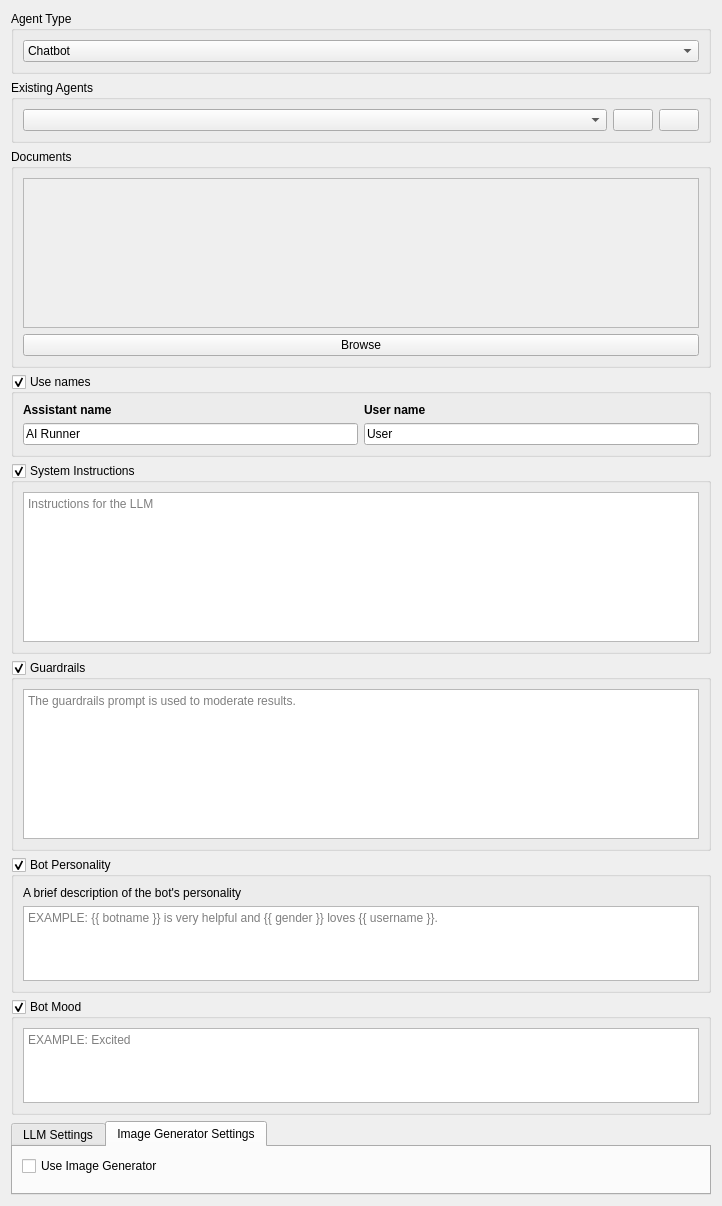
This is src/airunner/widgets/llm/templates/bot_preferences.ui in Capsize-Games/airunner as Qt 5 draws it before an edit. The edited form follows.
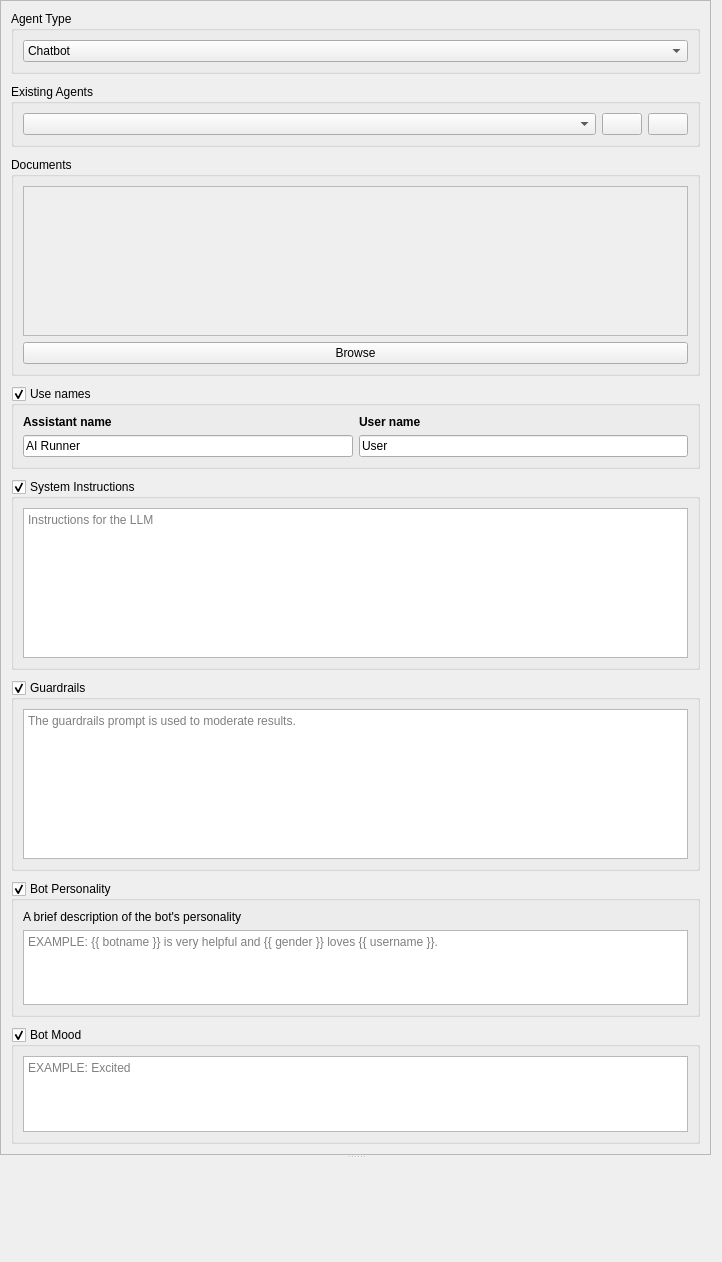
This is the edited form. The open tabs and pages were chosen to show the change. Icons and pictures are not drawn. Custom widgets are drawn as their Qt base class.

The edit to the form file:
```diff
--- a/src/airunner/widgets/llm/templates/bot_preferences.ui
+++ b/src/airunner/widgets/llm/templates/bot_preferences.ui
@@ -7,126 +7,77 @@
     <x>0</x>
     <y>0</y>
     <width>722</width>
-    <height>1182</height>
+    <height>1262</height>
    </rect>
   </property>
   <property name="windowTitle">
    <string>Form</string>
   </property>
+  <layout class="QGridLayout" name="gridLayout_4">
+   <property name="leftMargin">
+    <number>0</number>
+   </property>
+   <property name="topMargin">
+    <number>0</number>
+   </property>
+   <property name="bottomMargin">
+    <number>0</number>
+   </property>
+   <property name="spacing">
+    <number>0</number>
+   </property>
+   <item row="0" column="0">
+    <widget class="QSplitter" name="splitter">
+     <property name="orientation">
+      <enum>Qt::Orientation::Vertical</enum>
+     </property>
+     <widget class="QScrollArea" name="scrollArea">
+      <property name="widgetResizable">
+       <bool>true</bool>
+      </property>
+      <widget class="QWidget" name="scrollAreaWidgetContents_2">
+       <property name="geometry">
+        <rect>
+         <x>0</x>
+         <y>0</y>
+         <width>697</width>
+         <height>1196</height>
+        </rect>
+       </property>
   <layout class="QGridLayout" name="gridLayout">
-   <item row="8" column="0">
-    <widget class="QWidget" name="widget_3" native="true">
-     <layout class="QGridLayout" name="gridLayout_7">
       <property name="leftMargin">
-       <number>0</number>
+         <number>10</number>
       </property>
       <property name="topMargin">
-       <number>0</number>
+         <number>10</number>
       </property>
       <property name="rightMargin">
-       <number>0</number>
+         <number>10</number>
       </property>
       <property name="bottomMargin">
-       <number>0</number>
-      </property>
-      <item row="2" column="0">
-       <widget class="QGroupBox" name="personality_groupbox">
-        <property name="title">
-         <string>Bot Personality</string>
+         <number>10</number>
+        </property>
+        <property name="verticalSpacing">
+         <number>10</number>
         </property>
-        <property name="checkable">
-         <bool>true</bool>
-        </property>
-        <layout class="QGridLayout" name="gridLayout_5">
-         <item row="1" column="0">
-          <widget class="QPlainTextEdit" name="bot_personality">
-           <property name="sizePolicy">
-            <sizepolicy hsizetype="Expanding" vsizetype="MinimumExpanding">
-             <horstretch>0</horstretch>
-             <verstretch>0</verstretch>
-            </sizepolicy>
-           </property>
-           <property name="minimumSize">
-            <size>
-             <width>0</width>
-             <height>75</height>
-            </size>
-           </property>
-           <property name="placeholderText">
-            <string>EXAMPLE: {{ botname }} is very helpful and {{ gender }} loves {{ username }}.</string>
-           </property>
-          </widget>
-         </item>
          <item row="0" column="0">
-          <widget class="QLabel" name="label_2">
-           <property name="text">
-            <string>A brief description of the bot's personality</string>
-           </property>
-          </widget>
-         </item>
-        </layout>
-       </widget>
-      </item>
-      <item row="3" column="0">
-       <widget class="QGroupBox" name="mood_groupbox">
+         <widget class="QGroupBox" name="groupBox_2">
         <property name="title">
-         <string>Bot Mood</string>
-        </property>
-        <property name="checkable">
-         <bool>true</bool>
-        </property>
-        <layout class="QGridLayout" name="gridLayout_2">
+           <string>Agent Type</string>
+          </property>
+          <layout class="QGridLayout" name="gridLayout_8">
          <item row="0" column="0">
-          <widget class="QPlainTextEdit" name="bot_mood">
-           <property name="sizePolicy">
-            <sizepolicy hsizetype="Expanding" vsizetype="MinimumExpanding">
-             <horstretch>0</horstretch>
-             <verstretch>0</verstretch>
-            </sizepolicy>
-           </property>
-           <property name="minimumSize">
-            <size>
-             <width>0</width>
-             <height>75</height>
-            </size>
-           </property>
-           <property name="placeholderText">
-            <string>EXAMPLE: Excited</string>
-           </property>
-          </widget>
-         </item>
-        </layout>
-       </widget>
-      </item>
-     </layout>
-    </widget>
-   </item>
-   <item row="4" column="0">
-    <widget class="QGroupBox" name="system_instructions_groupbox">
-     <property name="title">
-      <string>System Instructions</string>
-     </property>
-     <property name="checkable">
-      <bool>true</bool>
-     </property>
-     <layout class="QVBoxLayout" name="verticalLayout_3">
+            <widget class="QComboBox" name="comboBox">
+             <item>
+              <property name="text">
+               <string>Chatbot</string>
+              </property>
+             </item>
       <item>
-       <widget class="QPlainTextEdit" name="system_instructions">
-        <property name="sizePolicy">
-         <sizepolicy hsizetype="Expanding" vsizetype="MinimumExpanding">
-          <horstretch>0</horstretch>
-          <verstretch>0</verstretch>
-         </sizepolicy>
-        </property>
-        <property name="minimumSize">
-         <size>
-          <width>0</width>
-          <height>150</height>
-         </size>
-        </property>
-        <property name="placeholderText">
-         <string>Instructions for the LLM</string>
-        </property>
+              <property name="text">
+               <string>Tool</string>
+              </property>
+             </item>
        </widget>
       </item>
      </layout>
@@ -182,94 +133,6 @@
      </layout>
     </widget>
    </item>
-   <item row="5" column="0">
-    <widget class="QGroupBox" name="guardrails_groupbox">
-     <property name="title">
-      <string>Guardrails</string>
-     </property>
-     <property name="checkable">
-      <bool>true</bool>
-     </property>
-     <layout class="QVBoxLayout" name="verticalLayout_2">
-      <item>
-       <widget class="QPlainTextEdit" name="guardrails_prompt">
-        <property name="sizePolicy">
-         <sizepolicy hsizetype="Expanding" vsizetype="MinimumExpanding">
-          <horstretch>0</horstretch>
-          <verstretch>0</verstretch>
-         </sizepolicy>
-        </property>
-        <property name="minimumSize">
-         <size>
-          <width>0</width>
-          <height>150</height>
-         </size>
-        </property>
-        <property name="placeholderText">
-         <string>The guardrails prompt is used to moderate results.</string>
-        </property>
-       </widget>
-      </item>
-     </layout>
-    </widget>
-   </item>
-   <item row="12" column="0">
-    <widget class="QTabWidget" name="tabWidget">
-     <property name="currentIndex">
-      <number>0</number>
-     </property>
-     <widget class="QWidget" name="tab">
-      <attribute name="title">
-       <string>LLM Settings</string>
-      </attribute>
-      <layout class="QGridLayout" name="gridLayout_4">
-       <item row="0" column="0">
-        <widget class="LLMSettingsWidget" name="llm_settings_widget" native="true"/>
-       </item>
-      </layout>
-     </widget>
-     <widget class="QWidget" name="tab_2">
-      <attribute name="title">
-       <string>Image Generator Settings</string>
-      </attribute>
-      <layout class="QGridLayout" name="gridLayout_6">
-       <item row="1" column="0">
-        <widget class="StableDiffusionSettingsWidget" name="widget_2" native="true"/>
-       </item>
-       <item row="0" column="0">
-        <widget class="QCheckBox" name="use_image_generator_checkbox">
-         <property name="text">
-          <string>Use Image Generator</string>
-         </property>
-        </widget>
-       </item>
-      </layout>
-     </widget>
-    </widget>
-   </item>
-   <item row="0" column="0">
-    <widget class="QGroupBox" name="groupBox_2">
-     <property name="title">
-      <string>Agent Type</string>
-     </property>
-     <layout class="QGridLayout" name="gridLayout_8">
-      <item row="0" column="0">
-       <widget class="QComboBox" name="comboBox">
-        <item>
-         <property name="text">
-          <string>Chatbot</string>
-         </property>
-        </item>
-        <item>
-         <property name="text">
-          <string>Tool</string>
-         </property>
-        </item>
-       </widget>
-      </item>
-     </layout>
-    </widget>
-   </item>
    <item row="2" column="0">
     <widget class="QGroupBox" name="groupBox_3">
      <property name="title">
@@ -305,7 +168,7 @@
           <rect>
            <x>0</x>
            <y>0</y>
-           <width>678</width>
+                <width>651</width>
            <height>148</height>
           </rect>
          </property>
@@ -383,15 +246,146 @@
      </layout>
     </widget>
    </item>
+        <item row="4" column="0">
+         <widget class="QGroupBox" name="system_instructions_groupbox">
+          <property name="title">
+           <string>System Instructions</string>
+          </property>
+          <property name="checkable">
+           <bool>true</bool>
+          </property>
+          <layout class="QVBoxLayout" name="verticalLayout_3">
+           <item>
+            <widget class="QPlainTextEdit" name="system_instructions">
+             <property name="sizePolicy">
+              <sizepolicy hsizetype="Expanding" vsizetype="MinimumExpanding">
+               <horstretch>0</horstretch>
+               <verstretch>0</verstretch>
+              </sizepolicy>
+             </property>
+             <property name="minimumSize">
+              <size>
+               <width>0</width>
+               <height>150</height>
+              </size>
+             </property>
+             <property name="placeholderText">
+              <string>Instructions for the LLM</string>
+             </property>
+            </widget>
+           </item>
+          </layout>
+         </widget>
+        </item>
+        <item row="5" column="0">
+         <widget class="QGroupBox" name="guardrails_groupbox">
+          <property name="title">
+           <string>Guardrails</string>
+          </property>
+          <property name="checkable">
+           <bool>true</bool>
+          </property>
+          <layout class="QVBoxLayout" name="verticalLayout_2">
+           <item>
+            <widget class="QPlainTextEdit" name="guardrails_prompt">
+             <property name="sizePolicy">
+              <sizepolicy hsizetype="Expanding" vsizetype="MinimumExpanding">
+               <horstretch>0</horstretch>
+               <verstretch>0</verstretch>
+              </sizepolicy>
+             </property>
+             <property name="minimumSize">
+              <size>
+               <width>0</width>
+               <height>150</height>
+              </size>
+             </property>
+             <property name="placeholderText">
+              <string>The guardrails prompt is used to moderate results.</string>
+             </property>
+            </widget>
+           </item>
+          </layout>
+         </widget>
+        </item>
+        <item row="6" column="0">
+         <widget class="QGroupBox" name="personality_groupbox">
+          <property name="title">
+           <string>Bot Personality</string>
+          </property>
+          <property name="checkable">
+           <bool>true</bool>
+          </property>
+          <layout class="QGridLayout" name="gridLayout_5">
+           <item row="1" column="0">
+            <widget class="QPlainTextEdit" name="bot_personality">
+             <property name="sizePolicy">
+              <sizepolicy hsizetype="Expanding" vsizetype="MinimumExpanding">
+               <horstretch>0</horstretch>
+               <verstretch>0</verstretch>
+              </sizepolicy>
+             </property>
+             <property name="minimumSize">
+              <size>
+               <width>0</width>
+               <height>75</height>
+              </size>
+             </property>
+             <property name="placeholderText">
+              <string>EXAMPLE: {{ botname }} is very helpful and {{ gender }} loves {{ username }}.</string>
+             </property>
+            </widget>
+           </item>
+           <item row="0" column="0">
+            <widget class="QLabel" name="label_2">
+             <property name="text">
+              <string>A brief description of the bot's personality</string>
+             </property>
+            </widget>
+           </item>
+          </layout>
+         </widget>
+        </item>
+        <item row="7" column="0">
+         <widget class="QGroupBox" name="mood_groupbox">
+          <property name="title">
+           <string>Bot Mood</string>
+          </property>
+          <property name="checkable">
+           <bool>true</bool>
+          </property>
+          <layout class="QGridLayout" name="gridLayout_2">
+           <item row="0" column="0">
+            <widget class="QPlainTextEdit" name="bot_mood">
+             <property name="sizePolicy">
+              <sizepolicy hsizetype="Expanding" vsizetype="MinimumExpanding">
+               <horstretch>0</horstretch>
+               <verstretch>0</verstretch>
+              </sizepolicy>
+             </property>
+             <property name="minimumSize">
+              <size>
+               <width>0</width>
+               <height>75</height>
+              </size>
+             </property>
+             <property name="placeholderText">
+              <string>EXAMPLE: Excited</string>
+             </property>
+            </widget>
+           </item>
+          </layout>
+         </widget>
+        </item>
+       </layout>
+      </widget>
+     </widget>
+     <widget class="LLMSettingsWidget" name="llm_settings_widget" native="true"/>
+    </widget>
+   </item>
   </layout>
  </widget>
  <customwidgets>
-  <customwidget>
-   <class>StableDiffusionSettingsWidget</class>
-   <extends>QWidget</extends>
-   <header>airunner/widgets/stablediffusion/stable_diffusion_settings_widget</header>
-   <container>1</container>
-  </customwidget>
   <customwidget>
    <class>LLMSettingsWidget</class>
    <extends>QWidget</extends>
```
Left out of the diff: 16 changed lines with no effect on the pictures. Lines whose indentation alone changed are shown as unchanged.
